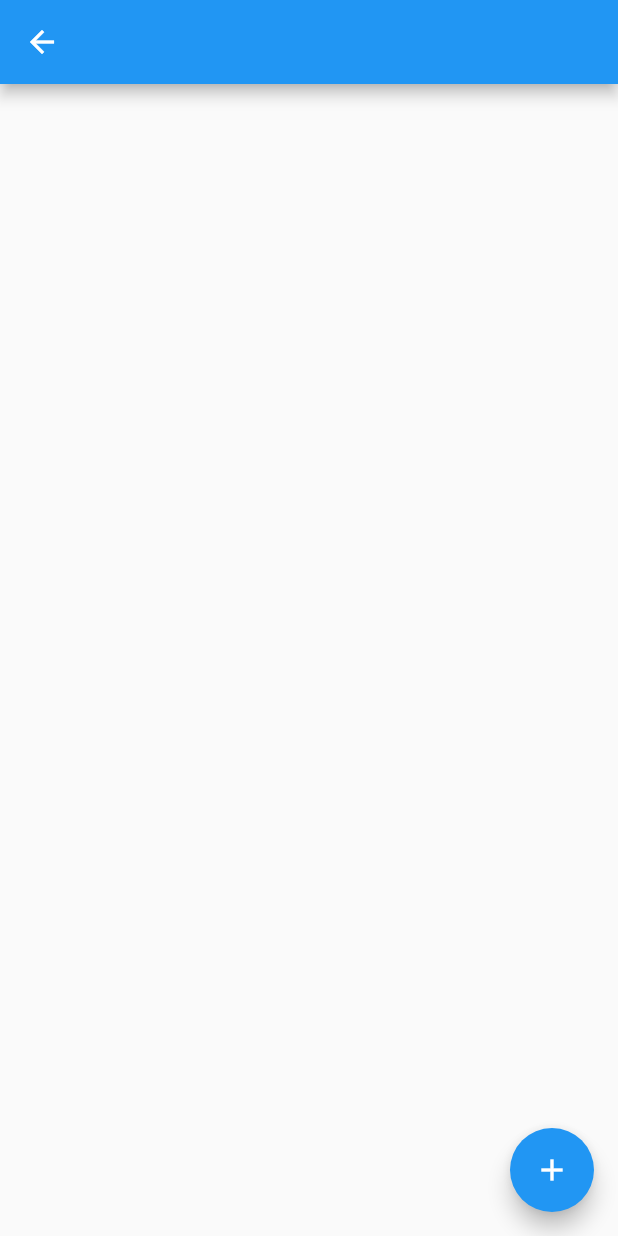
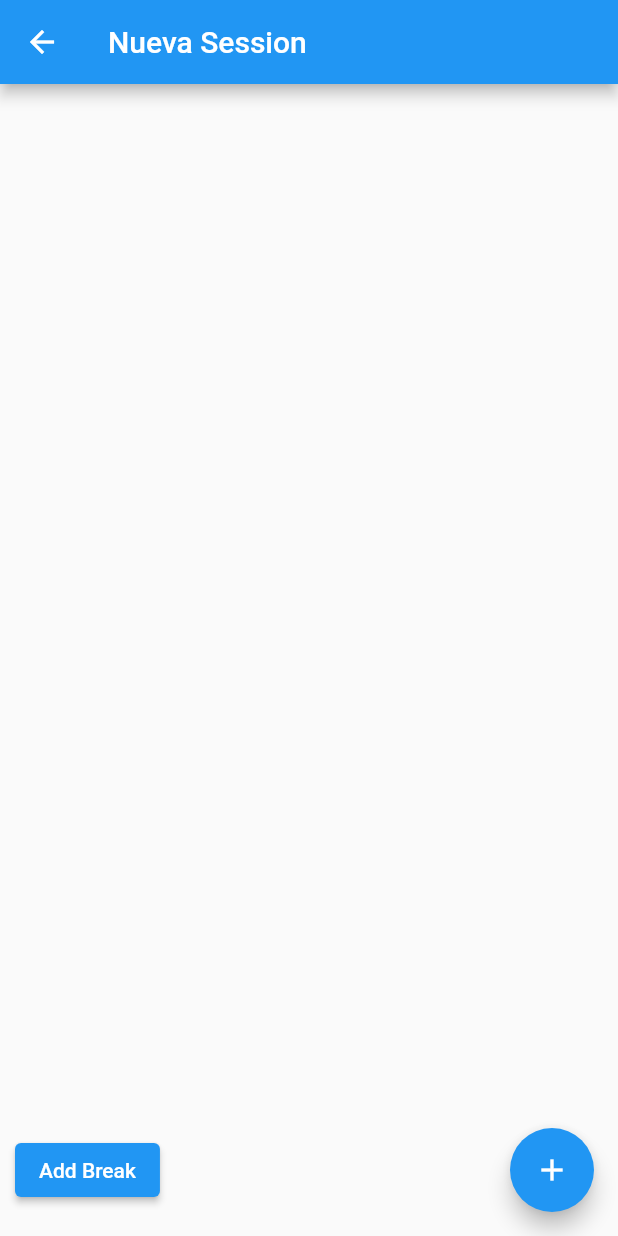
Before and after one commit to SergioMorenoAntequera/WorkoutTracker, a Flutter app: the SessionView screen opened directly, on a phone screen of 412 x 824 dp. Run offline on Flutter 3.47's test engine with Material 2 defaults, Android fonts, the phone set to English and light mode, and no system bars.

Commit message:
CRUDing exercises

```diff
--- /dev/null
+++ b/lib/Models/Model.dart
@@ -0,0 +1,5 @@
+import 'package:uuid/uuid.dart';
+
+abstract class Model {
+  String id = Uuid().v1();
+}
--- a/lib/Models/exercise.dart
+++ b/lib/Models/exercise.dart
@@ -1,15 +1,27 @@
-class Exercise {
-  var start = DateTime(2021);
-  var end = DateTime(2021);
+import 'package:serangym/Models/Model.dart';
+
+class Exercise extends Model {
+  var start = DateTime.now();
+  var end = DateTime.now();
   var duration = 0; // Millis
 
   var name = "";
-  var type = 0;
-  var muscles = 0;
-  var participants = "";
-  var description = "";
+  var sets = [];
 
   Exercise(name) {
     this.name = name;
   }
+
+  void addSet(reps) {
+    sets.add(new Set(reps));
+  }
 }
+
+class Set {
+  var start = DateTime.now();
+  var end = DateTime.now();
+  var reps = "";
+  Set(reps) {
+    this.reps = reps;
+  }
+}
--- a/lib/Models/session.dart
+++ b/lib/Models/session.dart
@@ -1,8 +1,9 @@
+import 'package:serangym/Models/Model.dart';
 import 'package:serangym/Models/exercise.dart';
 
-class Session {
-  var start = DateTime(2021);
-  var end = DateTime(2021);
+class Session extends Model {
+  var start = DateTime.now();
+  var end = DateTime.now();
 
   var exercises = [];
 }
--- a/lib/Views/select_exercise_view.dart
+++ b/lib/Views/select_exercise_view.dart
@@ -8,7 +8,6 @@ class SelectExerciseView extends StatelessWidget {
   @override
   Widget build(BuildContext context) {
     var availableExercises = [
-      Exercise("Rest"),
       Exercise("1 leg 6 directions"),
       Exercise("Inclined push ups"),
       Exercise("Push ups"),
--- a/lib/Views/session_view.dart
+++ b/lib/Views/session_view.dart
@@ -2,6 +2,7 @@ import 'package:flutter/material.dart';
 import 'package:serangym/Models/exercise.dart';
 import 'package:serangym/Models/session.dart';
 import 'package:serangym/Views/select_exercise_view.dart';
+import 'package:serangym/Widgets/exercise_card.dart';
 
 class SessionView extends StatefulWidget {
   Session? session;
@@ -20,16 +21,30 @@ class _SessionViewState extends State<SessionView> {
     session = widget.session!;
 
     return Scaffold(
-      appBar: AppBar(),
-      body: ListView.builder(
-        itemCount: session.exercises.length,
-        itemBuilder: (BuildContext context, int index) {
-          var exercise = session.exercises[index];
-          return ListTile(
-            leading: const Icon(Icons.list),
-            title: Text(exercise.name),
-          );
-        },
+      appBar: AppBar(
+        title: const Text("Nueva Session"),
+      ),
+      body: Stack(
+        children: [
+          ListView.builder(
+            itemCount: session.exercises.length,
+            itemBuilder: (BuildContext context, int index) {
+              return ExerciseCard(
+                session.exercises[index],
+                addExercise,
+                deleteExercise,
+              );
+            },
+          ),
+          Positioned(
+            child: ElevatedButton(
+              child: const Text('Add Break'),
+              onPressed: _addBreak,
+            ),
+            bottom: 20,
+            left: 10,
+          )
+        ],
       ),
       floatingActionButton: FloatingActionButton(
         onPressed: _showExerciseList,
@@ -45,9 +60,22 @@ class _SessionViewState extends State<SessionView> {
     );
   }
 
+  void _addBreak() {
+    setState(() {
+      session.exercises.add(Exercise("Break"));
+    });
+  }
+
   void addExercise(Exercise e) {
     setState(() {
       session.exercises.add(e);
     });
   }
+
+  void deleteExercise(Exercise e) {
+    setState(() {
+      var del = session.exercises.firstWhere((element) => element.id == e.id);
+      session.exercises.remove(del);
+    });
+  }
 }
--- a/lib/main.dart
+++ b/lib/main.dart
@@ -67,8 +67,5 @@ class _MyHomePageState extends State<MyHomePage> {
       context,
       MaterialPageRoute(builder: (context) => SessionView(null)),
     );
-    setState(() {
-      _counter++;
-    });
   }
 }
--- a/pubspec.yaml
+++ b/pubspec.yaml
@@ -36,6 +36,7 @@ dependencies:
   cupertino_icons: ^1.0.2
   shared_preferences: ^2.0.8
   http: ^0.13.3
+  uuid: ^3.0.4
 
 dev_dependencies:
   flutter_test:
```
Also changed, not shown: lib/Widgets/exercise_card.dart (+13 -2 lines), lib/Widgets/numeric_dialog.dart (added), pubspec.lock.
